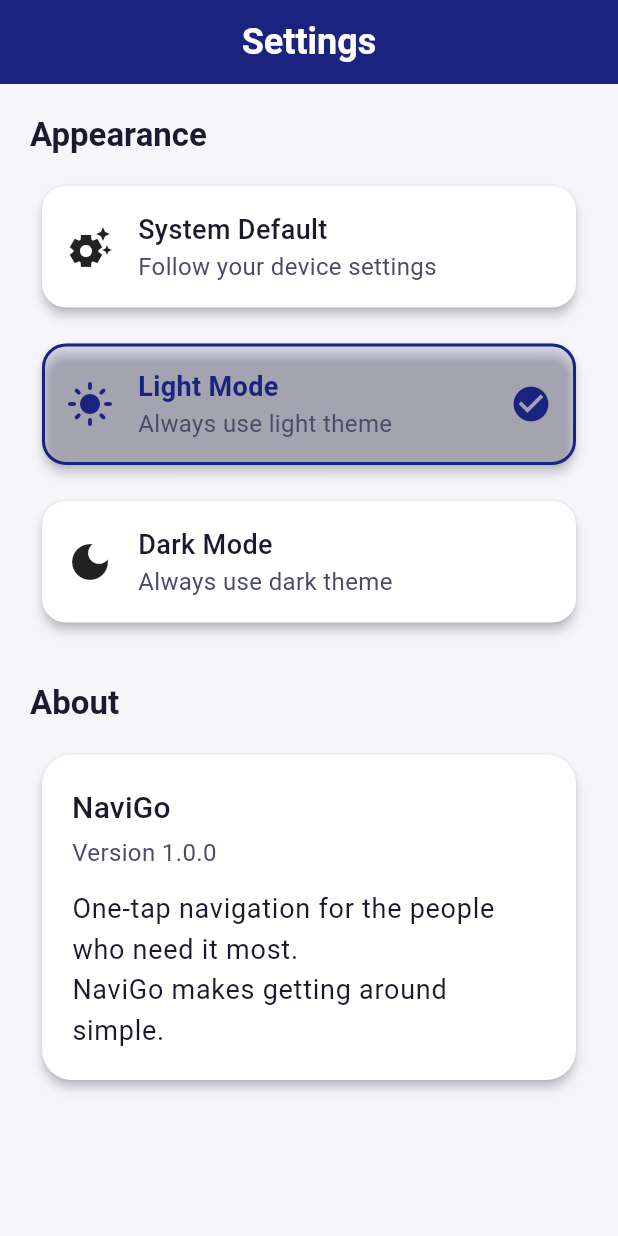
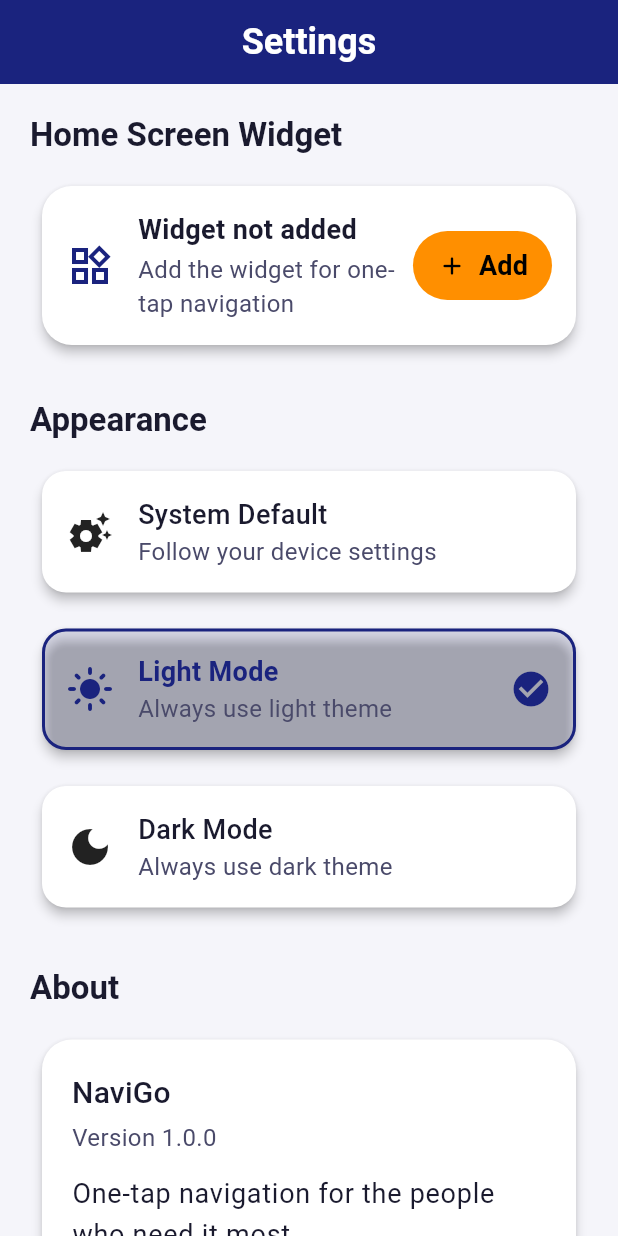
Before and after one commit to navigo-widget/location-shortcut-widget, a Flutter app: the SettingsScreen screen opened by its route, after a tap on "Light Mode", on a phone screen of 412 x 824 dp. Run offline on Flutter 3.47's test engine with Material 3 defaults, Android fonts, the phone set to English and light mode, and no system bars; our stand-ins replace app_links, flutter_riverpod, go_router, hive_ce, hive_ce_flutter, share_plus; missing offline and left inert: home_widget; accounts and stored records are empty; generated files the repository leaves out were written again.

Commit message:
Add widget pin prompt on first launch and settings toggle
- Request widget placement via Android's requestPinAppWidget API
- Prompt user on first app launch if widget is not already added
- Add "Home Screen Widget" section in Settings showing widget status
  with option to add it if not present
- MethodChannel bridge between Flutter and native Android for
  widget pinning and status checks

Co-Authored-By: Claude Opus 4.6 <noreply@anthropic.com>

```diff
--- a/lib/screens/home_screen.dart
+++ b/lib/screens/home_screen.dart
@@ -1,16 +1,80 @@
 import 'package:flutter/material.dart';
 import 'package:flutter_riverpod/flutter_riverpod.dart';
 import 'package:go_router/go_router.dart';
+import 'package:hive_ce/hive.dart';
 import 'package:navigo/providers/shortcuts_provider.dart';
 import 'package:navigo/services/navigation_service.dart';
+import 'package:navigo/services/widget_service.dart';
 import 'package:navigo/widgets/shortcut_button.dart';
 import 'package:navigo/widgets/empty_state.dart';
 
-class HomeScreen extends ConsumerWidget {
+class HomeScreen extends ConsumerStatefulWidget {
   const HomeScreen({super.key});
 
   @override
-  Widget build(BuildContext context, WidgetRef ref) {
+  ConsumerState<HomeScreen> createState() => _HomeScreenState();
+}
+
+class _HomeScreenState extends ConsumerState<HomeScreen> {
+  @override
+  void initState() {
+    super.initState();
+    // Check if we should prompt the user to add the widget
+    WidgetsBinding.instance.addPostFrameCallback((_) {
+      _checkWidgetPrompt();
+    });
+  }
+
+  Future<void> _checkWidgetPrompt() async {
+    final box = await Hive.openBox('settings');
+    final hasPrompted = box.get('widget_prompt_shown', defaultValue: false) as bool;
+
+    if (hasPrompted || !mounted) return;
+
+    // Check if widget is already on the home screen
+    final isPinned = await WidgetService.isWidgetPinned();
+    if (isPinned || !mounted) return;
+
+    // Mark as prompted so we don't ask again
+    await box.put('widget_prompt_shown', true);
+
+    // Show the prompt
+    _showWidgetPromptDialog();
+  }
+
+  void _showWidgetPromptDialog() {
+    showDialog(
+      context: context,
+      builder: (context) => AlertDialog(
+        title: const Text('Add widget to home screen?'),
+        content: const Text(
+          'Get one-tap navigation right from your home screen. '
+          'The NaviGo widget shows your saved places for instant access.',
+        ),
+        actions: [
+          TextButton(
+            onPressed: () => Navigator.pop(context),
+            child: const Text('Not now'),
+          ),
+          ElevatedButton.icon(
+            onPressed: () {
+              Navigator.pop(context);
+              WidgetService.requestPinWidget();
+            },
+            icon: const Icon(Icons.widgets_rounded, size: 20),
+            label: const Text('Add Widget'),
+            style: ElevatedButton.styleFrom(
+              minimumSize: Size.zero,
+              padding: const EdgeInsets.symmetric(horizontal: 20, vertical: 12),
+            ),
+          ),
+        ],
+      ),
+    );
+  }
+
+  @override
+  Widget build(BuildContext context) {
     final shortcuts = ref.watch(shortcutsProvider);
 
     return Scaffold(
--- a/lib/screens/settings_screen.dart
+++ b/lib/screens/settings_screen.dart
@@ -1,12 +1,33 @@
 import 'package:flutter/material.dart';
 import 'package:flutter_riverpod/flutter_riverpod.dart';
 import 'package:navigo/providers/theme_provider.dart';
+import 'package:navigo/services/widget_service.dart';
 
-class SettingsScreen extends ConsumerWidget {
+class SettingsScreen extends ConsumerStatefulWidget {
   const SettingsScreen({super.key});
 
   @override
-  Widget build(BuildContext context, WidgetRef ref) {
+  ConsumerState<SettingsScreen> createState() => _SettingsScreenState();
+}
+
+class _SettingsScreenState extends ConsumerState<SettingsScreen> {
+  bool? _isWidgetPinned;
+
+  @override
+  void initState() {
+    super.initState();
+    _checkWidgetStatus();
+  }
+
+  Future<void> _checkWidgetStatus() async {
+    final pinned = await WidgetService.isWidgetPinned();
+    if (mounted) {
+      setState(() => _isWidgetPinned = pinned);
+    }
+  }
+
+  @override
+  Widget build(BuildContext context) {
     final currentMode = ref.watch(themeModeProvider);
     final theme = Theme.of(context);
 
@@ -17,6 +38,80 @@ class SettingsScreen extends ConsumerWidget {
       body: ListView(
         padding: const EdgeInsets.all(20),
         children: [
+          // Widget section
+          Text(
+            'Home Screen Widget',
+            style: theme.textTheme.titleLarge,
+          ),
+          const SizedBox(height: 12),
+
+          Card(
+            child: Padding(
+              padding: const EdgeInsets.all(16),
+              child: Row(
+                children: [
+                  Icon(
+                    _isWidgetPinned == true
+                        ? Icons.widgets_rounded
+                        : Icons.widgets_outlined,
+                    size: 32,
+                    color: theme.colorScheme.primary,
+                  ),
+                  const SizedBox(width: 16),
+                  Expanded(
+                    child: Column(
+                      crossAxisAlignment: CrossAxisAlignment.start,
+                      children: [
+                        Text(
+                          _isWidgetPinned == true
+                              ? 'Widget is on home screen'
+                              : 'Widget not added',
+                          style: TextStyle(
+                            fontSize: 18,
+                            fontWeight: FontWeight.w600,
+                            color: theme.textTheme.bodyLarge?.color,
+                          ),
+                        ),
+                        const SizedBox(height: 2),
+                        Text(
+                          _isWidgetPinned == true
+                              ? 'Your shortcuts are accessible from the home screen'
+                              : 'Add the widget for one-tap navigation',
+                          style: theme.textTheme.bodyMedium,
+                        ),
+                      ],
+                    ),
+                  ),
+                  if (_isWidgetPinned == false)
+                    FilledButton.tonalIcon(
+                      onPressed: () async {
+                        await WidgetService.requestPinWidget();
+                        // Re-check after a short delay to allow the system to process
+                        Future.delayed(const Duration(seconds: 2), () {
+                          _checkWidgetStatus();
+                        });
+                      },
+                      icon: const Icon(Icons.add_rounded, size: 20),
+                      label: const Text('Add'),
+                      style: FilledButton.styleFrom(
+                        minimumSize: Size.zero,
+                        padding: const EdgeInsets.symmetric(
+                            horizontal: 16, vertical: 10),
+                      ),
+                    ),
+                  if (_isWidgetPinned == true)
+                    const Icon(
+                      Icons.check_circle,
+                      color: Colors.green,
+                      size: 28,
+                    ),
+                ],
+              ),
+            ),
+          ),
+
+          const SizedBox(height: 28),
+
           // Appearance section
           Text(
             'Appearance',
@@ -29,7 +124,9 @@ class SettingsScreen extends ConsumerWidget {
             subtitle: 'Follow your device settings',
             icon: Icons.settings_suggest,
             isSelected: currentMode == ThemeMode.system,
-            onTap: () => ref.read(themeModeProvider.notifier).setThemeMode(ThemeMode.system),
+            onTap: () => ref
+                .read(themeModeProvider.notifier)
+                .setThemeMode(ThemeMode.system),
           ),
           const SizedBox(height: 8),
           _ThemeOptionTile(
@@ -37,7 +134,9 @@ class SettingsScreen extends ConsumerWidget {
             subtitle: 'Always use light theme',
             icon: Icons.light_mode,
             isSelected: currentMode == ThemeMode.light,
-            onTap: () => ref.read(themeModeProvider.notifier).setThemeMode(ThemeMode.light),
+            onTap: () => ref
+                .read(themeModeProvider.notifier)
+                .setThemeMode(ThemeMode.light),
           ),
           const SizedBox(height: 8),
           _ThemeOptionTile(
@@ -45,7 +144,9 @@ class SettingsScreen extends ConsumerWidget {
             subtitle: 'Always use dark theme',
             icon: Icons.dark_mode,
             isSelected: currentMode == ThemeMode.dark,
-            onTap: () => ref.read(themeModeProvider.notifier).setThemeMode(ThemeMode.dark),
+            onTap: () => ref
+                .read(themeModeProvider.notifier)
+                .setThemeMode(ThemeMode.dark),
           ),
 
           const SizedBox(height: 32),
@@ -107,9 +208,7 @@ class _ThemeOptionTile extends StatelessWidget {
     final primaryColor = theme.colorScheme.primary;
 
     return Card(
-      color: isSelected
-          ? primaryColor.withAlpha(25)
-          : theme.cardTheme.color,
+      color: isSelected ? primaryColor.withAlpha(25) : theme.cardTheme.color,
       shape: RoundedRectangleBorder(
         borderRadius: BorderRadius.circular(16),
         side: isSelected
@@ -123,7 +222,9 @@ class _ThemeOptionTile extends StatelessWidget {
           padding: const EdgeInsets.all(16),
           child: Row(
             children: [
-              Icon(icon, size: 32, color: isSelected ? primaryColor : theme.iconTheme.color),
+              Icon(icon,
+                  size: 32,
+                  color: isSelected ? primaryColor : theme.iconTheme.color),
               const SizedBox(width: 16),
               Expanded(
                 child: Column(
@@ -133,8 +234,11 @@ class _ThemeOptionTile extends StatelessWidget {
                       title,
                       style: TextStyle(
                         fontSize: 18,
-                        fontWeight: isSelected ? FontWeight.bold : FontWeight.w500,
-                        color: isSelected ? primaryColor : theme.textTheme.bodyLarge?.color,
+                        fontWeight:
+                            isSelected ? FontWeight.bold : FontWeight.w500,
+                        color: isSelected
+                            ? primaryColor
+                            : theme.textTheme.bodyLarge?.color,
                       ),
                     ),
                     Text(
--- a/lib/services/widget_service.dart
+++ b/lib/services/widget_service.dart
@@ -1,10 +1,13 @@
 import 'dart:convert';
+import 'package:flutter/services.dart';
 import 'package:home_widget/home_widget.dart';
 import 'package:navigo/models/shortcut.dart';
 import 'package:navigo/utils/constants.dart';
 
 /// Syncs shortcut data to the Android home screen widget.
 class WidgetService {
+  static const _channel = MethodChannel('com.navigo.app/widget');
+
   /// Push the current list of shortcuts to the native widget.
   static Future<void> syncToWidget(List<LocationShortcut> shortcuts) async {
     // Limit to the max number the widget can display
@@ -16,4 +19,25 @@ class WidgetService {
       androidName: kWidgetName,
     );
   }
+
+  /// Request the system to pin the NaviGo widget to the home screen.
+  /// Returns true if the request was made (user still needs to confirm).
+  static Future<bool> requestPinWidget() async {
+    try {
+      final result = await _channel.invokeMethod<bool>('requestPinWidget');
+      return result ?? false;
+    } on PlatformException {
+      return false;
+    }
+  }
+
+  /// Check if the NaviGo widget is currently on the home screen.
+  static Future<bool> isWidgetPinned() async {
+    try {
+      final result = await _channel.invokeMethod<bool>('isWidgetPinned');
+      return result ?? false;
+    } on PlatformException {
+      return false;
+    }
+  }
 }
```
Also changed, not shown: 1 other file.
